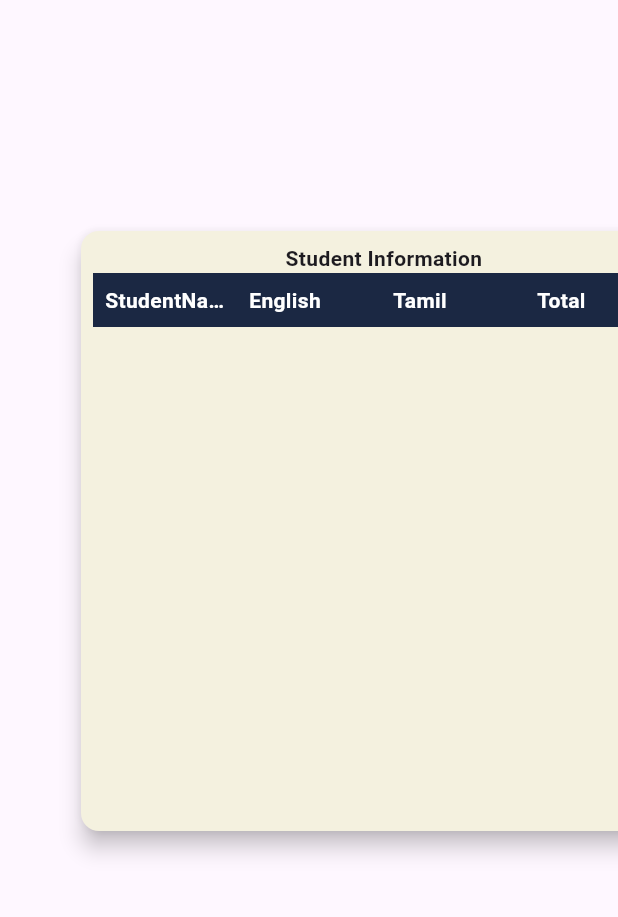
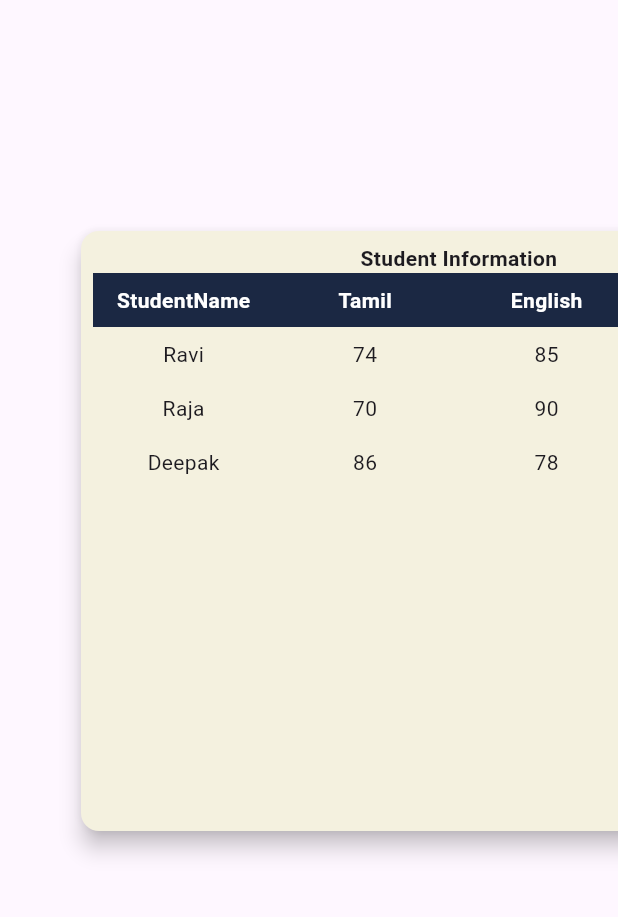
Before and after one commit to Sanjaipaulraj/flutter_power_bi, a Flutter app: the screen it shows after launch, on a phone screen of 412 x 824 dp, the part 90-1007 px from its top. Run offline on Flutter 3.47's test engine with Material 3 defaults, Android fonts, the phone set to English and light mode, and no system bars; our stand-ins replace faker.

Commit message:
custom table upd

```diff
--- a/lib/custom_dashboard.dart
+++ b/lib/custom_dashboard.dart
@@ -54,6 +54,7 @@ class _CustomTableState extends State<CustomTable> {
   double width = 0.0;
   double height = 0.0;
   List<ColumnConfig> columns = [];
+  List<Map<String, dynamic>>? columnValues = [];
 
   @override
   void initState() {
@@ -65,6 +66,7 @@ class _CustomTableState extends State<CustomTable> {
     height = widget.data!.height ?? 400;
     width = widget.data!.width ?? 400;
     columns = widget.data!.columns ?? [];
+    columnValues = widget.data!.columnValues ?? [];
   }
 
   @override
@@ -72,6 +74,11 @@ class _CustomTableState extends State<CustomTable> {
     if (widget.data == null) {
       return CircularProgressIndicator();
     }
+
+    Set<dynamic> allKeys = (columnValues != null && columnValues!.isNotEmpty)
+        ? columnValues![0].keys.toSet()
+        : <dynamic>{};
+    List<dynamic> keysList = allKeys.toList();
 
     return Card(
       elevation: 6,
@@ -99,7 +106,7 @@ class _CustomTableState extends State<CustomTable> {
                                 width: col.width,
                                 child: Text(
                                   col.title,
-                                  textAlign: TextAlign.left,
+                                  textAlign: TextAlign.center,
                                   overflow: TextOverflow.ellipsis,
                                   style: const TextStyle(color: Colors.white, fontWeight: FontWeight.bold),
                                 ),
@@ -113,28 +120,28 @@ class _CustomTableState extends State<CustomTable> {
                   Expanded(
                     child: SingleChildScrollView(
                       scrollDirection: Axis.vertical,
-                      // child: Column(
-                      //       children: widget.data!.map((row) {
-                      //         return Row(
-                      //           children: [
-                      //             for (int i = 0; i < keysList.length; i++)
-                      //               Expanded(
-                      //                 child: Padding(
-                      //                   padding: const EdgeInsets.all(8.0),
-                      //                   child: SizedBox(
-                      //                     width: columnWidths[i],
-                      //                     child: Text(
-                      //                       "${row[keysList[i]] ?? ""}",
-                      //                       overflow: TextOverflow.ellipsis,
-                      //                       textAlign: TextAlign.left,
-                      //                     ),
-                      //                   ),
-                      //                 ),
-                      //               ),
-                      //           ],
-                      //         );
-                      //       }).toList(),
-                      //     ),
+                      child: Column(
+                        children: columnValues!.map((row) {
+                          return Row(
+                            children: List.generate(
+                              keysList.length,
+                              (i) => Expanded(
+                                child: Padding(
+                                  padding: const EdgeInsets.all(8.0),
+                                  child: SizedBox(
+                                    width: columns[i].width,
+                                    child: Text(
+                                      "${row[keysList[i]] ?? ""}",
+                                      overflow: TextOverflow.ellipsis,
+                                      textAlign: TextAlign.center,
+                                    ),
+                                  ),
+                                ),
+                              ),
+                            ),
+                          );
+                        }).toList(),
+                      ),
                     ),
                   ),
                 ],
--- a/lib/dashboard_data.dart
+++ b/lib/dashboard_data.dart
@@ -4,15 +4,29 @@ final Map<String, dynamic> dashboard = {
       "tableName": 'StudentInfo',
       "heading": 'Student Information',
       "height": 400.00,
-      "width": 400.00,
+      "width": 500.00,
       "offsetX": 50.00,
       "offsetY": 150.00,
       "datasource": 'student',
       "columns": [
         {"title": 'StudentName', "valueFrom": 'name', "width": 80.00, "nullable": false},
+        {"title": 'Tamil', "valueFrom": 'tamil', "width": 80.00, "nullable": false},
         {"title": 'English', "valueFrom": 'english', "width": 80.00, "nullable": false},
-        {"title": 'Tamil', "valueFrom": 'tamil', "width": 80.00, "nullable": false},
         {"title": 'Total', "valueFrom": 'total', "width": 80.00, "nullable": false},
+      ],
+    },
+    {
+      "tableName": 'EmployeeInfo',
+      "heading": 'Employee Information',
+      "height": 400.00,
+      "width": 400.00,
+      "offsetX": 600.00,
+      "offsetY": 150.00,
+      "datasource": 'employee',
+      "columns": [
+        {"title": 'EmpId', "valueFrom": 'empId', "width": 80.00, "nullable": false},
+        {"title": 'EmployeeName', "valueFrom": 'empName', "width": 80.00, "nullable": false},
+        {"title": 'Department', "valueFrom": 'dept', "width": 80.00, "nullable": false},
       ],
     },
   ],
@@ -23,4 +37,9 @@ Map<String, dynamic> dataSource = {
     {"id": 2, "name": 'Raja', "english": 90, "tamil": 70, "total": 160},
     {"id": 3, "name": 'Deepak', "english": 78, "tamil": 86, "total": 154},
   ],
+  "employee": [
+    {"empId": 1, "empName": 'Ravi', "dept": 'Finance'},
+    {"empId": 2, "empName": 'Raja', "dept": 'Marketing'},
+    {"empId": 3, "empName": 'Deepak', "dept": 'Production'},
+  ],
 };
--- a/lib/dashboard_model.dart
+++ b/lib/dashboard_model.dart
@@ -22,6 +22,7 @@ class TableConfig {
   final double? offsetY;
   final String? datasource;
   final List<ColumnConfig>? columns;
+  final List<Map<String, dynamic>>? columnValues;
 
   TableConfig({
     required this.tableName,
@@ -32,6 +33,7 @@ class TableConfig {
     this.offsetY,
     this.datasource,
     this.columns,
+    this.columnValues,
   });
 
   factory TableConfig.fromJson(Map<String, dynamic> json) => _$TableConfigFromJson(json);
@@ -39,7 +41,7 @@ class TableConfig {
 
   @override
   toString() {
-    return 'TableConfig(tableName: $tableName, heading: $heading, height: $height, width: $width, offsetX: $offsetX, offsetY: $offsetY, datasource: $datasource, columns: $columns)';
+    return 'TableConfig(tableName: $tableName, heading: $heading, height: $height, width: $width, offsetX: $offsetX, offsetY: $offsetY, datasource: $datasource, columns: $columns, columnValues: $columnValues, )';
   }
 }
 
```
Also changed, not shown: lib/home_screen.dart (+21 -4 lines), lib/dashboard_model.g.dart.
